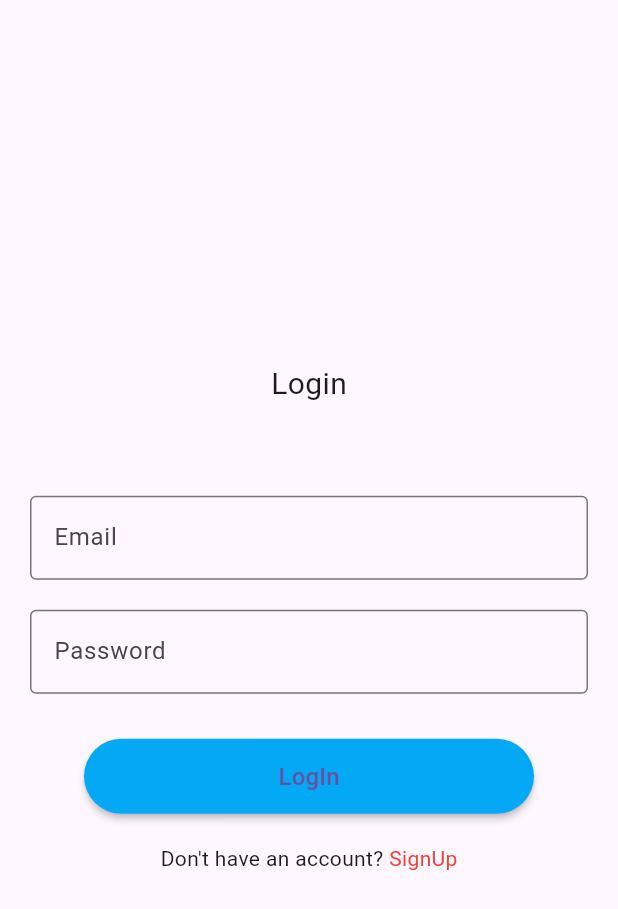
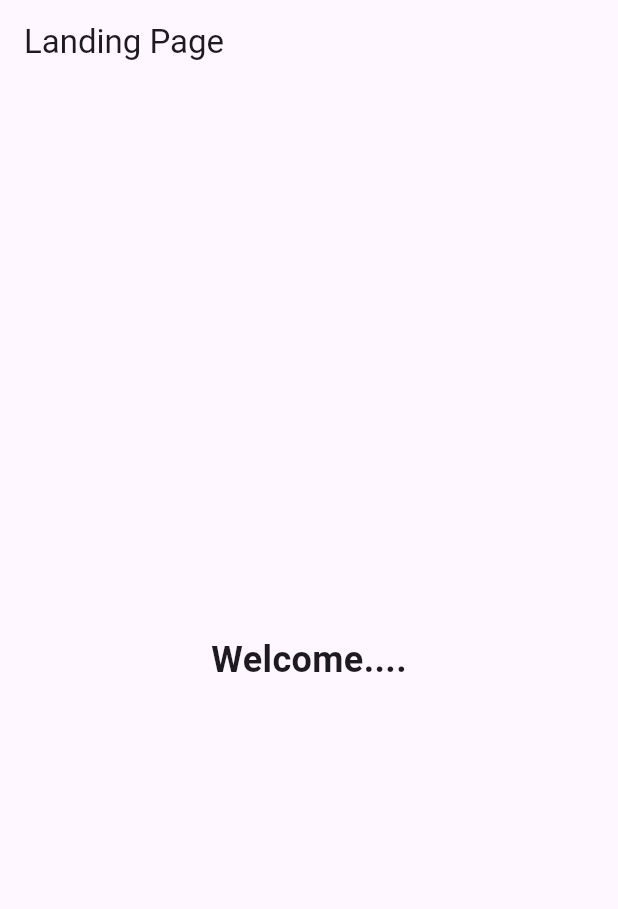
Before and after one commit to nami63/grabage_management_system, a Flutter app: the first screen one second after launch, on a phone screen of 412 x 824 dp. Shown: the top 909 px of the screen. Run offline on Flutter 3.47's test engine with Material 3 defaults, Android fonts, the phone set to English and light mode, and no system bars; our stand-ins replace cloud_firestore, firebase_auth, firebase_core, rounded_loading_button_plus, shared_preferences; missing offline and left inert: achievement_view, zego_uikit_prebuilt_live_streaming; accounts and stored records are empty.

Commit message:
landing page 3s added

```diff
--- a/lib/main.dart
+++ b/lib/main.dart
@@ -1,27 +1,21 @@
-import 'package:firebase/Screens/login.dart';
-
-import 'package:firebase/firebase_options.dart';
-import 'package:firebase_core/firebase_core.dart';
+import 'package:firebase/screens/landing.dart';
+import 'package:firebase/screens/login.dart';
 import 'package:flutter/material.dart';
 
-void main() async {
-  WidgetsFlutterBinding.ensureInitialized();
-  await Firebase.initializeApp(
-    options: DefaultFirebaseOptions.currentPlatform,
-  );
-  runApp(const MyApp());
+void main() {
+  runApp(MyApp());
 }
 
 class MyApp extends StatelessWidget {
-  const MyApp({super.key});
-
   @override
   Widget build(BuildContext context) {
     return MaterialApp(
       debugShowCheckedModeBanner: false,
-      home: Scaffold(
-        body: LoginScreen(),
-      ),
+      initialRoute: '/',
+      routes: {
+        '/': (context) => Landing(),
+        '/login': (context) => LoginScreen(),
+      },
     );
   }
 }
--- /dev/null
+++ b/lib/screens/landing.dart
@@ -0,0 +1,36 @@
+import 'package:flutter/material.dart';
+
+class Landing extends StatefulWidget {
+  @override
+  _LandingState createState() => _LandingState();
+}
+
+class _LandingState extends State<Landing> {
+  @override
+  void initState() {
+    super.initState();
+    Future.delayed(Duration(seconds: 3), () {
+      Navigator.pushReplacementNamed(context, '/login');
+    });
+  }
+
+  @override
+  Widget build(BuildContext context) {
+    return Scaffold(
+      appBar: AppBar(
+        title: Text("Landing Page"),
+      ),
+      body: Container(
+        padding: EdgeInsets.all(16.0),
+        alignment: Alignment.center,
+        child: Text(
+          'Welcome....',
+          style: TextStyle(
+            fontSize: 24.0,
+            fontWeight: FontWeight.bold,
+          ),
+        ),
+      ),
+    );
+  }
+}
```
Also changed, not shown: firebase.json (added), lib/firebase_options.dart, 3 other files.
